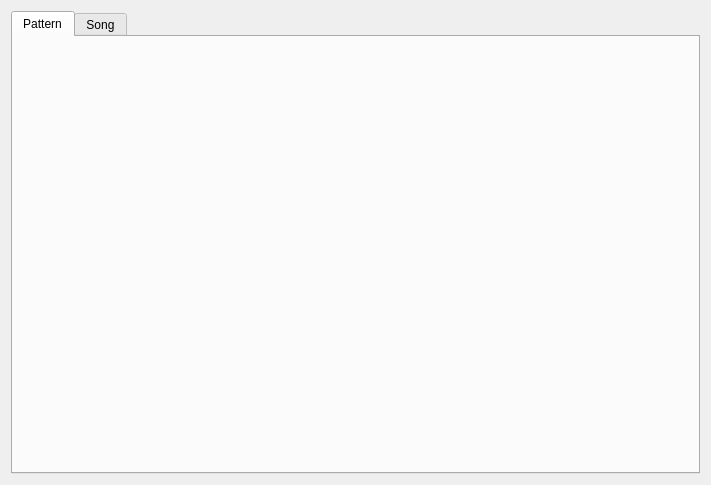
Above: ui/barwindow.ui from BdxMimo/project-bar before the change. Below: the same form after it.
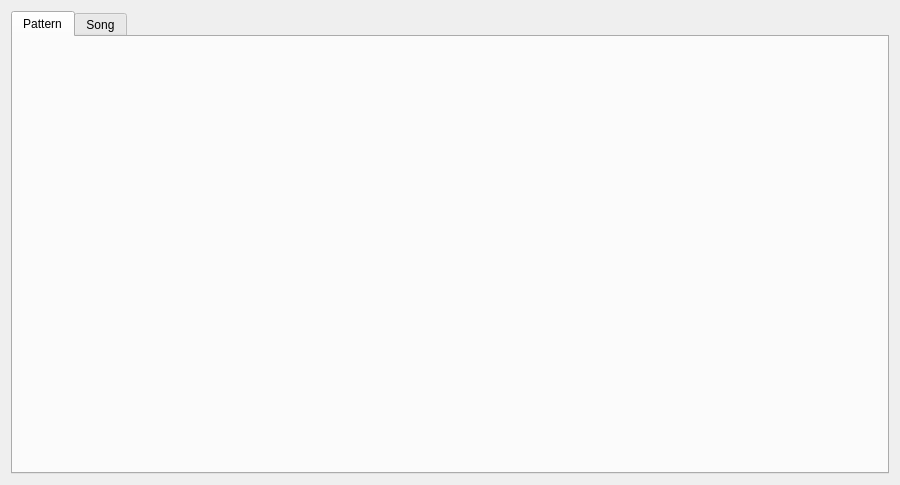
That is the form after the change. Custom widgets are drawn as their Qt base class.

The edit to the form file:
```diff
--- a/ui/barwindow.ui
+++ b/ui/barwindow.ui
@@ -6,7 +6,7 @@
    <rect>
     <x>0</x>
     <y>0</y>
-    <width>711</width>
+    <width>900</width>
     <height>485</height>
    </rect>
   </property>
```
